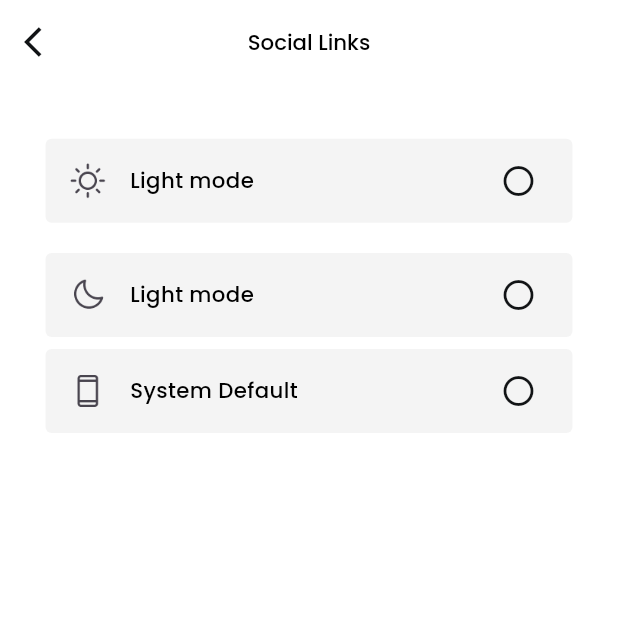
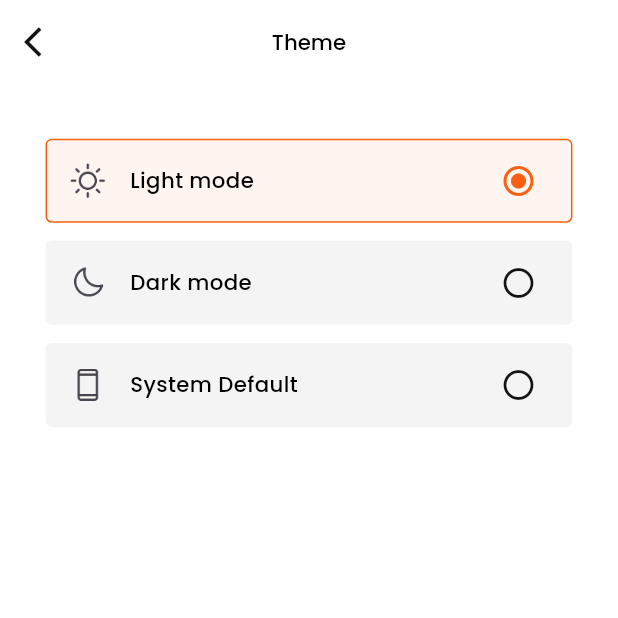
Before and after one commit to backbencherstudio/scout_flutter_app, a Flutter app: the ThemeScreen screen opened directly, on a phone screen of 412 x 824 dp, the top half of it. Run offline on Flutter 3.47's test engine with Material 3 defaults, Android fonts, the phone set to English and light mode, and no system bars; our stand-ins replace dotted_border, flutter_screenutil, google_fonts, permission_handler.

Commit message:
theme screen & update password screen completed

```diff
--- a/lib/main.dart
+++ b/lib/main.dart
@@ -20,6 +20,7 @@ import 'package:scout_app/view_model/event_details_Screen_provider.dart';
 import 'package:scout_app/view/splash_Screen/Splash_Screen.dart';
 import 'package:scout_app/view_model/homeScreenProvider.dart';
 import 'package:scout_app/view_model/profile_setting_screens_provider/notifications_screen_provider.dart';
+import 'package:scout_app/view_model/profile_setting_screens_provider/theme_screen_provider.dart';
 
 void main() async {
   WidgetsFlutterBinding.ensureInitialized();
@@ -56,6 +57,9 @@ class MyApp extends StatelessWidget {
         ),
         ChangeNotifierProvider<NotificationsScreenProvider>(
           create: (_) => NotificationsScreenProvider(),
+        ),
+        ChangeNotifierProvider<ThemeScreenProvider>(
+          create: (_) => ThemeScreenProvider(),
         ),
 
         ChangeNotifierProvider<ParentScreenProvider>(
--- a/lib/view/profile_setting_screen/screens/theme_screen.dart
+++ b/lib/view/profile_setting_screen/screens/theme_screen.dart
@@ -1,12 +1,8 @@
 import 'package:flutter/material.dart';
 import 'package:flutter_screenutil/flutter_screenutil.dart';
 import 'package:provider/provider.dart';
-import 'package:scout_app/view/profile_setting_screen/widgets/theme_tile.dart';
 import 'package:scout_app/view_model/profile_setting_screens_provider/theme_screen_provider.dart';
 import 'package:scout_app/widgets/custom_app_bar.dart';
-import 'package:scout_app/view/profile_setting_screen/widgets/social_media_tile.dart';
-
-import '../../../widgets/primary_button.dart';
 
 class ThemeScreen extends StatelessWidget {
   const ThemeScreen({super.key});
@@ -14,7 +10,7 @@ class ThemeScreen extends StatelessWidget {
   @override
   Widget build(BuildContext context) {
     return Scaffold(
-      appBar: customAppBar(context, "Social Links"),
+      appBar: customAppBar(context, "Theme"),
       body: SafeArea(
         child: Padding(
           padding: EdgeInsets.symmetric(horizontal: 24.w),
@@ -24,39 +20,56 @@ class ThemeScreen extends StatelessWidget {
                 height: 32.h,
               ),
               Consumer<ThemeScreenProvider>(
-                  builder: (context, themeProvider, child) {
-                return ThemeTile(
-                  imagePath: "assets/icons/light_mode.png",
-                  title: "Light mode",
-                  onTap: () {
-                    themeProvider.selectTheme(0);
-                  },
-                );
-              }),
-              SizedBox(
-                height: 12.h,
+                builder: (context,themeProvider,child) {
+                  return Expanded(
+                    child: ListView.builder(
+                      itemCount: themeProvider.themeTile.length,
+                      itemBuilder: (context,index){
+
+                        final isSelected = themeProvider.isThemeSelected == index;
+
+                        return Padding(
+                          padding:  EdgeInsets.only(bottom:4.h),
+                          child: Card(
+                            shape: RoundedRectangleBorder(
+                              side: BorderSide(color: isSelected ? Color(0xFFFB6012) : Colors.transparent),
+                              borderRadius: BorderRadius.circular(4.r),
+                            ),
+                            elevation: 0,
+                            color: isSelected ? Color(0xFFFFF5F0) : Color(0xFFF4F4F4),
+                            child: Builder(
+                                builder: (context) {
+                                  return ListTile(
+                                      onTap: (){
+                                        themeProvider.selectTheme(index);
+                                      },
+                                      leading: ImageIcon(
+                                        AssetImage(themeProvider.themeTile[index]['imagePath']),
+                                        size: 24.r,
+                                      ),
+                                      title: Text(
+                                        themeProvider.themeTile[index]['title'],
+                                        style: Theme.of(context).textTheme.bodyMedium,
+                                      ),
+                                      trailing: isSelected ?  Icon(
+                                        Icons.radio_button_checked_rounded,
+                                        color: Color(0xFFFB6012),
+                                      )
+                                    : Icon(
+                                        Icons.radio_button_off,
+                                        color: Color(0xFF111315),
+                                      ),
+                                  );
+                                }
+                            ),
+                          ),
+                        );
+                      },
+                    ),
+                  );
+                }
               ),
-              Consumer<ThemeScreenProvider>(
-                  builder: (context, themeProvider, child) {
-                return ThemeTile(
-                  imagePath: "assets/icons/dark_mode.png",
-                  title: "Light mode",
-                  onTap: () {
-                    themeProvider.selectTheme(1);
-                  },
-                );
-              }),
-              // SizedBox(height: 12.h,),
-              Consumer<ThemeScreenProvider>(
-                  builder: (context, themeProvider, child) {
-                return ThemeTile(
-                  imagePath: "assets/icons/system_default.png",
-                  title: "System Default",
-                  onTap: () {
-                    themeProvider.selectTheme(2);
-                  },
-                );
-              }),
+
             ],
           ),
         ),
--- a/lib/view/profile_setting_screen/widgets/theme_tile.dart
+++ /dev/null
@@ -1,49 +0,0 @@
-import 'package:flutter/material.dart';
-import 'package:flutter_screenutil/flutter_screenutil.dart';
-import 'package:provider/provider.dart';
-import 'package:scout_app/view_model/profile_setting_screens_provider/theme_screen_provider.dart';
-
-class ThemeTile extends StatelessWidget {
-   ThemeTile({
-    super.key,
-    required this.imagePath,
-    required this.title,
-    required this.onTap,
-
-  });
-
-  final String imagePath;
-  final String title;
-  final VoidCallback onTap;
-  int? selectedTheme;
-
-  @override
-  Widget build(BuildContext context) {
-    final isSelected = context.read<ThemeScreenProvider>().isThemeSelected;
-    return Card(
-      shape: RoundedRectangleBorder(borderRadius: BorderRadius.circular(4.r)),
-      elevation: 0,
-      color: Color(0xFFF4F4F4),
-      child: ListTile(
-        onTap: onTap,
-        leading: ImageIcon(
-          AssetImage(imagePath),
-          size: 24.r,
-        ),
-        title: Text(
-          title,
-          style: Theme.of(context).textTheme.bodyMedium,
-        ),
-        trailing: selectedTheme ==  isSelected
-            ? Icon(
-                Icons.radio_button_checked_rounded,
-                color: Color(0xFFFB6012),
-              )
-            : Icon(
-                Icons.radio_button_off,
-                color: Color(0xFF111315),
-              ),
-      ),
-    );
-  }
-}
--- a/lib/view_model/profile_setting_screens_provider/theme_screen_provider.dart
+++ b/lib/view_model/profile_setting_screens_provider/theme_screen_provider.dart
@@ -1,16 +1,24 @@
 import 'package:flutter/material.dart';
 
-class ThemeScreenProvider with ChangeNotifier{
+class ThemeScreenProvider with ChangeNotifier {
+  List<Map<String,dynamic>> themeTile = [
+
+  {"imagePath": "assets/icons/light_mode.png",
+      "title": "Light mode",},
+    {"imagePath": "assets/icons/dark_mode.png",
+      "title": "Dark mode",},
+    {"imagePath": "assets/icons/system_default.png",
+      "title": "System Default",},
+  ];
 
   int _isThemeSelected = 0;
+
   int get isThemeSelected => _isThemeSelected;
 
-  void selectTheme(int index){
-    if(_isThemeSelected != index){
+  void selectTheme(int index) {
+    if (_isThemeSelected != index) {
       _isThemeSelected = index;
       notifyListeners();
-
     }
   }
-
 }
```
Also changed, not shown: lib/view/profile_setting_screen/screens/profile_setting_screen.dart (+8 -2 lines), lib/view/profile_setting_screen/screens/update_password_screen.dart (added, +75 -0 lines), assets/icons/visible.png (added), assets/icons/visible_off.png (added).
